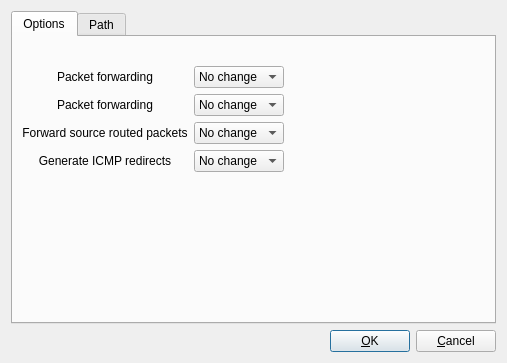
Above: src/libgui/freebsdadvanceddialog_q.ui from fwbuilder/fwbuilder before the change. Below: the same form after it.
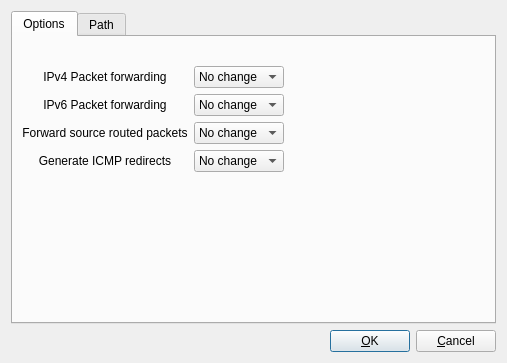
That is the form after the change.

Commit message: fixes #2030 FreeBSD Host OS Settings - duplicate entry for Packet Forwarding; new build 3459

Diff of the .ui file:
```diff
--- a/src/libgui/freebsdadvanceddialog_q.ui
+++ b/src/libgui/freebsdadvanceddialog_q.ui
@@ -49,7 +49,7 @@
        <item row="1" column="0">
         <widget class="QLabel" name="label544">
          <property name="text">
-          <string>Packet forwarding</string>
+          <string>IPv4 Packet forwarding</string>
          </property>
          <property name="alignment">
           <set>Qt::AlignCenter</set>
@@ -97,7 +97,7 @@
        <item row="2" column="0">
         <widget class="QLabel" name="label544_2">
          <property name="text">
-          <string>Packet forwarding</string>
+          <string>IPv6 Packet forwarding</string>
          </property>
          <property name="alignment">
           <set>Qt::AlignCenter</set>
```
The commit also changes 6 other files.
